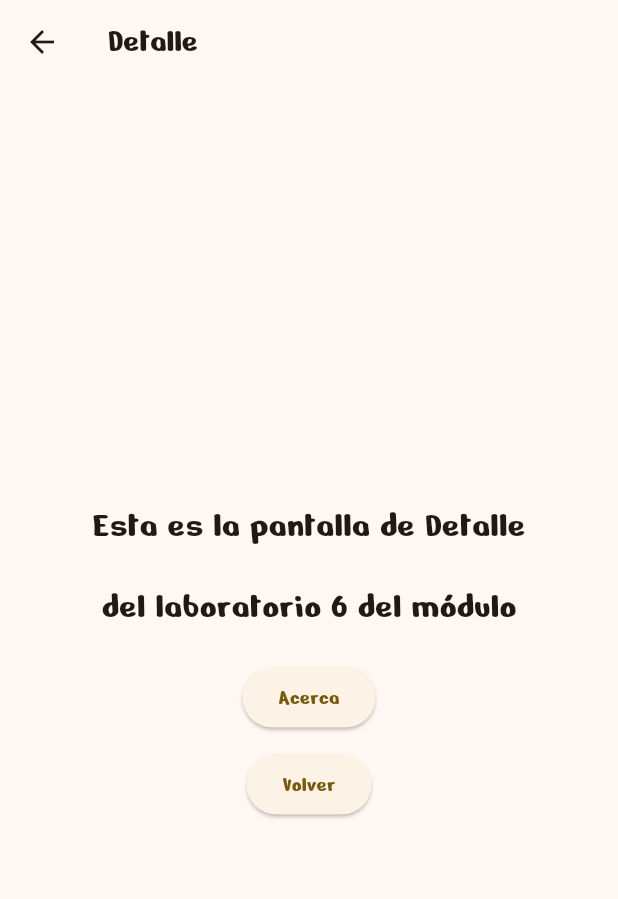
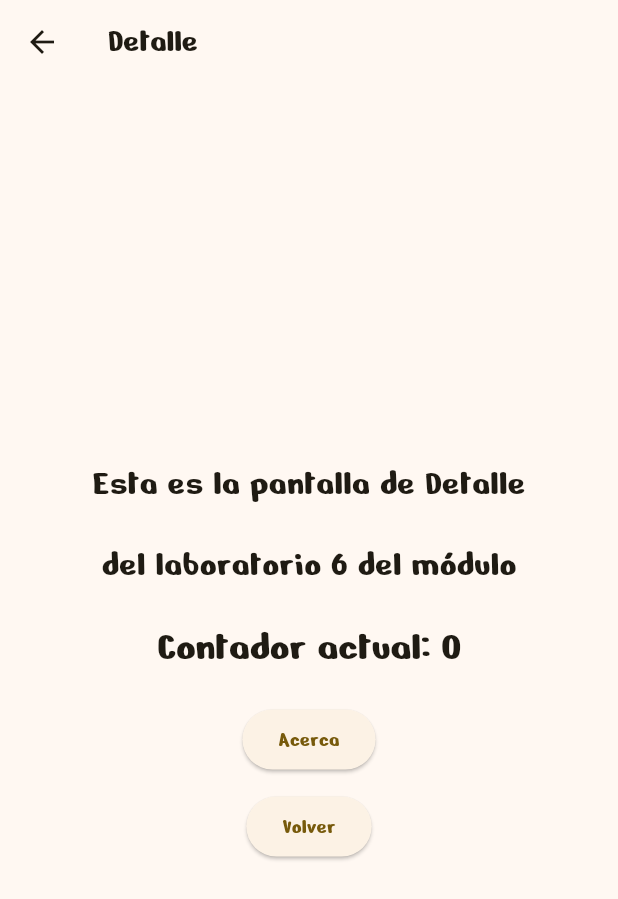
Before and after one commit to EduardoACC1897/3479A321_2022479013, a Flutter app: the screen it shows after launch, after a tap on the "remove" icon, after a tap on the "add circle" icon, after a tap on "Detalle", on a phone screen of 412 x 824 dp. Shown: the top 899 px of the screen. Run offline on Flutter 3.47's test engine with Material 3 defaults, Android fonts, the phone set to English and light mode, and no system bars; our stand-ins replace flutter_svg, logger.

Commit message:
Actividad 5

```diff
--- a/lib/main.dart
+++ b/lib/main.dart
@@ -1,5 +1,7 @@
 import 'package:flutter/material.dart';
 import 'package:logger/logger.dart';
+import 'package:provider/provider.dart';
+import 'models/app_data.dart';
 import 'pages/my_home_page.dart';
 import 'pages/detail_page.dart';
 import 'pages/about_page.dart';
@@ -15,20 +17,22 @@ class MyApp extends StatelessWidget {
   @override
   Widget build(BuildContext context) {
     Logger().d("Logger is working!");
-
-    return MaterialApp(
-      title: 'Laboratorio 3',
+    return ChangeNotifierProvider<AppData>(
+      create: (context) => AppData(),
+      child: MaterialApp(
+        title: 'Laboratorio 6',
         theme: ThemeData(
           colorScheme: ColorScheme.fromSeed(seedColor: Colors.amber),
           useMaterial3: true,
           fontFamily: 'NerkoOne',
         ),
-      home: const MyHomePage(title: 'Laboratorio 5 - Página de inicio'),
+        home: const MyHomePage(title: 'Laboratorio 6 - Página de inicio'),
         routes: {
           '/detail': (context) => const DetailPage(),
           '/about': (context) => const AboutPage(),
           '/audit': (context) => const AuditPage(),
         },
+      ),
     );
   }
 }
--- a/lib/pages/detail_page.dart
+++ b/lib/pages/detail_page.dart
@@ -1,4 +1,6 @@
 import 'package:flutter/material.dart';
+import 'package:provider/provider.dart';
+import '/models/app_data.dart';
 
 class DetailPage extends StatelessWidget {
   const DetailPage({super.key});
@@ -23,6 +25,16 @@ class DetailPage extends StatelessWidget {
               style: TextStyle(fontSize: 24),
             ),
             const SizedBox(height: 20),
+            // Mostrar el contador usando Consumer
+            Consumer<AppData>(
+              builder: (context, appData, child) {
+                return Text(
+                  'Contador actual: ${appData.counter}',
+                  style: Theme.of(context).textTheme.headlineMedium,
+                );
+              },
+            ),
+            const SizedBox(height: 20),
             ElevatedButton(
               onPressed: () {
                 // Navegar a la pantalla Acerca
--- a/lib/pages/my_home_page.dart
+++ b/lib/pages/my_home_page.dart
@@ -1,6 +1,9 @@
 import 'package:flutter/material.dart';
 import 'package:flutter_svg/flutter_svg.dart';
 import 'package:logger/logger.dart';
+import 'package:provider/provider.dart';
+import '/models/app_data.dart';
+
 
 class MyHomePage extends StatefulWidget {
   const MyHomePage({super.key, required this.title});
@@ -17,7 +20,6 @@ class MyHomePage extends StatefulWidget {
 }
 
 class _MyHomePageState extends State<MyHomePage> {
-  int _counter = 0;
   final Logger logger = Logger();
 
   // Iconos
@@ -51,45 +53,24 @@ class _MyHomePageState extends State<MyHomePage> {
     super.setState(fn);
   }
 
-  String _getMessage() {
-    if (_counter == 10) {
+  String _getMessage(int counter) {
+    if (counter == 10) {
       return "Victoria!";
-    } else if (_counter == 5) {
+    } else if (counter == 5) {
       return "Derrota!";
     } else {
       return "Continúa jugando";
     }
   }
 
-  String _getIconPath() {
-    if (_counter == 10) {
+  String _getIconPath(int counter) {
+    if (counter == 10) {
       return winIconPath;
-    } else if (_counter == 5) {
+    } else if (counter == 5) {
       return loseIconPath;
     } else {
       return continueIconPath;
     }
-  }
-
-  void _incrementCounter() {
-    setState(() {
-      _counter++;
-      //logger.i("Contador incrementa a $_counter");
-    });
-  }
-
-  void _decrementCounter() {
-    setState(() {
-      _counter--;
-      //logger.i("Contador disminuye a $_counter");
-    });
-  }
-
-  void _resetCounter() {
-    setState(() {
-      _counter = 0;
-      //logger.i("Contador se reinicia a $_counter");
-    });
   }
 
   @override
@@ -158,18 +139,18 @@ class _MyHomePageState extends State<MyHomePage> {
               mainAxisAlignment: MainAxisAlignment.center,
               children: <Widget>[
                 SvgPicture.asset(
-                  _getIconPath(),
+                  _getIconPath(context.watch<AppData>().counter),
                   width: 100,
                   height: 100,
                 ),
                 const SizedBox(height: 20),
                 Text(
-                  _getMessage(),
+                  _getMessage(context.watch<AppData>().counter),
                   style: Theme.of(context).textTheme.headlineMedium,
                 ),
                 const SizedBox(height: 20),
                 Text(
-                  '$_counter',
+                  '${context.watch<AppData>().counter}',
                   style: Theme.of(context).textTheme.headlineMedium,
                 ),
                 const SizedBox(height: 20),
@@ -177,15 +158,15 @@ class _MyHomePageState extends State<MyHomePage> {
                   mainAxisAlignment: MainAxisAlignment.spaceEvenly,
                   children: <Widget>[
                     ElevatedButton(
-                      onPressed: _decrementCounter,
+                      onPressed: context.read<AppData>().decrementCounter,
                       child: const Icon(Icons.remove),
                     ),
                     ElevatedButton(
-                      onPressed: _incrementCounter,
+                      onPressed: context.read<AppData>().incrementCounter,
                       child: const Icon(Icons.add_circle),
                     ),
                     ElevatedButton(
-                      onPressed: _resetCounter,
+                      onPressed: context.read<AppData>().resetCounter,
                       child: const Icon(Icons.refresh),
                     ),
                   ],
@@ -202,7 +183,7 @@ class _MyHomePageState extends State<MyHomePage> {
           ),
         ),
       ),
-      floatingActionButton: _showFloatingButton(),
+      floatingActionButton: _showFloatingButton(context.watch<AppData>().counter),
     );
   }
 
@@ -234,11 +215,13 @@ class _MyHomePageState extends State<MyHomePage> {
     print('reassemble, mounted: $mounted');
   }
 
-  Widget? _showFloatingButton() {
-    // Mostrar el botón flotante si el contador es 5 o 10
-    if (_counter == 5 || _counter == 10) {
+  Widget? _showFloatingButton(int counter) {
+  // Mostrar el botón flotante si el contador es 5 o 10
+    if (counter == 5 || counter == 10) {
       return FloatingActionButton(
-        onPressed: _resetCounter,
+        onPressed: () {
+          context.read<AppData>().resetCounter();  // Usar la función resetCounter de AppData
+        },
         tooltip: 'Reiniciar',
         child: const Icon(Icons.refresh),
       );
--- a/pubspec.yaml
+++ b/pubspec.yaml
@@ -37,6 +37,7 @@ dependencies:
   cupertino_icons: ^1.0.8
   flutter_svg: ^2.0.10+1
   logger: ^2.4.0
+  provider: ^6.1.2
 
 dev_dependencies:
   flutter_test:
```
Also changed, not shown: pubspec.lock. Lines whose indentation alone changed are shown as unchanged.
